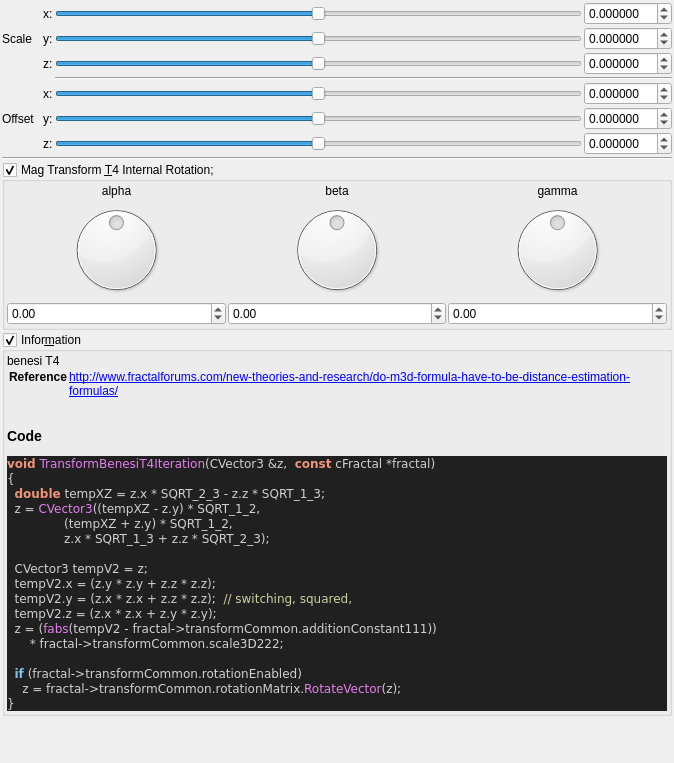
Old version of the form mandelbulber2/qt_data/fractal_transf_benesi_T4.ui in the repository buddhi1980/mandelbulber2.
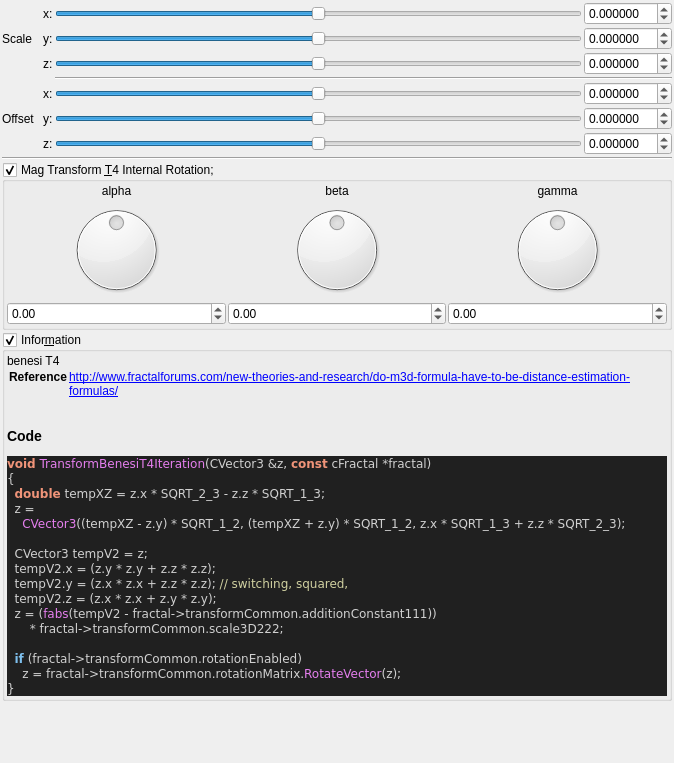
New version of the form. Custom widgets are drawn as their Qt base class.

Commit message:
source code format for fractal_formulas.cpp
- now complete code base is refactored!
- also regenerated ui files with populateUiInformation.php
- codeStyleCheck.php is now fully functional and can be used auto
refactor the code base (may be a little slow)

```diff
--- a/mandelbulber2/qt_data/fractal_transf_benesi_T4.ui
+++ b/mandelbulber2/qt_data/fractal_transf_benesi_T4.ui
@@ -629,16 +629,15 @@
 &lt;/table&gt;
 &lt;h3&gt;Code&lt;/h3&gt;
 &lt;body style=&quot;background-color:#202020&quot;&gt;
-&lt;pre style=&quot;color:#d0d0d0; background-color:#202020;  font-family:'Courier New',monospace;&quot;&gt;&lt;span style=&quot;color:#f09479; font-weight:bold&quot;&gt;void&lt;/span&gt; &lt;span style=&quot;color:#e47eed&quot;&gt;TransformBenesiT4Iteration&lt;/span&gt;&lt;span style=&quot;color:#d0d0d0&quot;&gt;(&lt;/span&gt;CVector3 &lt;span style=&quot;color:#d0d0d0&quot;&gt;&amp;amp;&lt;/span&gt;z&lt;span style=&quot;color:#d0d0d0&quot;&gt;,&lt;/span&gt;  &lt;span style=&quot;color:#f09479; font-weight:bold&quot;&gt;const&lt;/span&gt; cFractal &lt;span style=&quot;color:#d0d0d0&quot;&gt;*&lt;/span&gt;fractal&lt;span style=&quot;color:#d0d0d0&quot;&gt;)&lt;/span&gt;
+&lt;pre style=&quot;color:#d0d0d0; background-color:#202020;  font-family:'Courier New',monospace;&quot;&gt;&lt;span style=&quot;color:#f09479; font-weight:bold&quot;&gt;void&lt;/span&gt; &lt;span style=&quot;color:#e47eed&quot;&gt;TransformBenesiT4Iteration&lt;/span&gt;&lt;span style=&quot;color:#d0d0d0&quot;&gt;(&lt;/span&gt;CVector3 &lt;span style=&quot;color:#d0d0d0&quot;&gt;&amp;amp;&lt;/span&gt;z&lt;span style=&quot;color:#d0d0d0&quot;&gt;,&lt;/span&gt; &lt;span style=&quot;color:#f09479; font-weight:bold&quot;&gt;const&lt;/span&gt; cFractal &lt;span style=&quot;color:#d0d0d0&quot;&gt;*&lt;/span&gt;fractal&lt;span style=&quot;color:#d0d0d0&quot;&gt;)&lt;/span&gt;
 &lt;span style=&quot;color:#d0d0d0&quot;&gt;{&lt;/span&gt;
   &lt;span style=&quot;color:#f09479; font-weight:bold&quot;&gt;double&lt;/span&gt; tempXZ &lt;span style=&quot;color:#d0d0d0&quot;&gt;=&lt;/span&gt; z&lt;span style=&quot;color:#d0d0d0&quot;&gt;.&lt;/span&gt;x &lt;span style=&quot;color:#d0d0d0&quot;&gt;*&lt;/span&gt; SQRT_2_3 &lt;span style=&quot;color:#d0d0d0&quot;&gt;-&lt;/span&gt; z&lt;span style=&quot;color:#d0d0d0&quot;&gt;.&lt;/span&gt;z &lt;span style=&quot;color:#d0d0d0&quot;&gt;*&lt;/span&gt; SQRT_1_3&lt;span style=&quot;color:#d0d0d0&quot;&gt;;&lt;/span&gt;
-  z &lt;span style=&quot;color:#d0d0d0&quot;&gt;=&lt;/span&gt; &lt;span style=&quot;color:#e47eed&quot;&gt;CVector3&lt;/span&gt;&lt;span style=&quot;color:#d0d0d0&quot;&gt;((&lt;/span&gt;tempXZ &lt;span style=&quot;color:#d0d0d0&quot;&gt;-&lt;/span&gt; z&lt;span style=&quot;color:#d0d0d0&quot;&gt;.&lt;/span&gt;y&lt;span style=&quot;color:#d0d0d0&quot;&gt;) *&lt;/span&gt; SQRT_1_2&lt;span style=&quot;color:#d0d0d0&quot;&gt;,&lt;/span&gt;
-               &lt;span style=&quot;color:#d0d0d0&quot;&gt;(&lt;/span&gt;tempXZ &lt;span style=&quot;color:#d0d0d0&quot;&gt;+&lt;/span&gt; z&lt;span style=&quot;color:#d0d0d0&quot;&gt;.&lt;/span&gt;y&lt;span style=&quot;color:#d0d0d0&quot;&gt;) *&lt;/span&gt; SQRT_1_2&lt;span style=&quot;color:#d0d0d0&quot;&gt;,&lt;/span&gt;
-               z&lt;span style=&quot;color:#d0d0d0&quot;&gt;.&lt;/span&gt;x &lt;span style=&quot;color:#d0d0d0&quot;&gt;*&lt;/span&gt; SQRT_1_3 &lt;span style=&quot;color:#d0d0d0&quot;&gt;+&lt;/span&gt; z&lt;span style=&quot;color:#d0d0d0&quot;&gt;.&lt;/span&gt;z &lt;span style=&quot;color:#d0d0d0&quot;&gt;*&lt;/span&gt; SQRT_2_3&lt;span style=&quot;color:#d0d0d0&quot;&gt;);&lt;/span&gt;
+  z &lt;span style=&quot;color:#d0d0d0&quot;&gt;=&lt;/span&gt;
+    &lt;span style=&quot;color:#e47eed&quot;&gt;CVector3&lt;/span&gt;&lt;span style=&quot;color:#d0d0d0&quot;&gt;((&lt;/span&gt;tempXZ &lt;span style=&quot;color:#d0d0d0&quot;&gt;-&lt;/span&gt; z&lt;span style=&quot;color:#d0d0d0&quot;&gt;.&lt;/span&gt;y&lt;span style=&quot;color:#d0d0d0&quot;&gt;) *&lt;/span&gt; SQRT_1_2&lt;span style=&quot;color:#d0d0d0&quot;&gt;, (&lt;/span&gt;tempXZ &lt;span style=&quot;color:#d0d0d0&quot;&gt;+&lt;/span&gt; z&lt;span style=&quot;color:#d0d0d0&quot;&gt;.&lt;/span&gt;y&lt;span style=&quot;color:#d0d0d0&quot;&gt;) *&lt;/span&gt; SQRT_1_2&lt;span style=&quot;color:#d0d0d0&quot;&gt;,&lt;/span&gt; z&lt;span style=&quot;color:#d0d0d0&quot;&gt;.&lt;/span&gt;x &lt;span style=&quot;color:#d0d0d0&quot;&gt;*&lt;/span&gt; SQRT_1_3 &lt;span style=&quot;color:#d0d0d0&quot;&gt;+&lt;/span&gt; z&lt;span style=&quot;color:#d0d0d0&quot;&gt;.&lt;/span&gt;z &lt;span style=&quot;color:#d0d0d0&quot;&gt;*&lt;/span&gt; SQRT_2_3&lt;span style=&quot;color:#d0d0d0&quot;&gt;);&lt;/span&gt;
 
   CVector3 tempV2 &lt;span style=&quot;color:#d0d0d0&quot;&gt;=&lt;/span&gt; z&lt;span style=&quot;color:#d0d0d0&quot;&gt;;&lt;/span&gt;
   tempV2&lt;span style=&quot;color:#d0d0d0&quot;&gt;.&lt;/span&gt;x &lt;span style=&quot;color:#d0d0d0&quot;&gt;= (&lt;/span&gt;z&lt;span style=&quot;color:#d0d0d0&quot;&gt;.&lt;/span&gt;y &lt;span style=&quot;color:#d0d0d0&quot;&gt;*&lt;/span&gt; z&lt;span style=&quot;color:#d0d0d0&quot;&gt;.&lt;/span&gt;y &lt;span style=&quot;color:#d0d0d0&quot;&gt;+&lt;/span&gt; z&lt;span style=&quot;color:#d0d0d0&quot;&gt;.&lt;/span&gt;z &lt;span style=&quot;color:#d0d0d0&quot;&gt;*&lt;/span&gt; z&lt;span style=&quot;color:#d0d0d0&quot;&gt;.&lt;/span&gt;z&lt;span style=&quot;color:#d0d0d0&quot;&gt;);&lt;/span&gt;
-  tempV2&lt;span style=&quot;color:#d0d0d0&quot;&gt;.&lt;/span&gt;y &lt;span style=&quot;color:#d0d0d0&quot;&gt;= (&lt;/span&gt;z&lt;span style=&quot;color:#d0d0d0&quot;&gt;.&lt;/span&gt;x &lt;span style=&quot;color:#d0d0d0&quot;&gt;*&lt;/span&gt; z&lt;span style=&quot;color:#d0d0d0&quot;&gt;.&lt;/span&gt;x &lt;span style=&quot;color:#d0d0d0&quot;&gt;+&lt;/span&gt; z&lt;span style=&quot;color:#d0d0d0&quot;&gt;.&lt;/span&gt;z &lt;span style=&quot;color:#d0d0d0&quot;&gt;*&lt;/span&gt; z&lt;span style=&quot;color:#d0d0d0&quot;&gt;.&lt;/span&gt;z&lt;span style=&quot;color:#d0d0d0&quot;&gt;);&lt;/span&gt;  &lt;span style=&quot;color:#d0d0a0&quot;&gt;// switching, squared,&lt;/span&gt;
+  tempV2&lt;span style=&quot;color:#d0d0d0&quot;&gt;.&lt;/span&gt;y &lt;span style=&quot;color:#d0d0d0&quot;&gt;= (&lt;/span&gt;z&lt;span style=&quot;color:#d0d0d0&quot;&gt;.&lt;/span&gt;x &lt;span style=&quot;color:#d0d0d0&quot;&gt;*&lt;/span&gt; z&lt;span style=&quot;color:#d0d0d0&quot;&gt;.&lt;/span&gt;x &lt;span style=&quot;color:#d0d0d0&quot;&gt;+&lt;/span&gt; z&lt;span style=&quot;color:#d0d0d0&quot;&gt;.&lt;/span&gt;z &lt;span style=&quot;color:#d0d0d0&quot;&gt;*&lt;/span&gt; z&lt;span style=&quot;color:#d0d0d0&quot;&gt;.&lt;/span&gt;z&lt;span style=&quot;color:#d0d0d0&quot;&gt;);&lt;/span&gt; &lt;span style=&quot;color:#d0d0a0&quot;&gt;// switching, squared,&lt;/span&gt;
   tempV2&lt;span style=&quot;color:#d0d0d0&quot;&gt;.&lt;/span&gt;z &lt;span style=&quot;color:#d0d0d0&quot;&gt;= (&lt;/span&gt;z&lt;span style=&quot;color:#d0d0d0&quot;&gt;.&lt;/span&gt;x &lt;span style=&quot;color:#d0d0d0&quot;&gt;*&lt;/span&gt; z&lt;span style=&quot;color:#d0d0d0&quot;&gt;.&lt;/span&gt;x &lt;span style=&quot;color:#d0d0d0&quot;&gt;+&lt;/span&gt; z&lt;span style=&quot;color:#d0d0d0&quot;&gt;.&lt;/span&gt;y &lt;span style=&quot;color:#d0d0d0&quot;&gt;*&lt;/span&gt; z&lt;span style=&quot;color:#d0d0d0&quot;&gt;.&lt;/span&gt;y&lt;span style=&quot;color:#d0d0d0&quot;&gt;);&lt;/span&gt;
   z &lt;span style=&quot;color:#d0d0d0&quot;&gt;= (&lt;/span&gt;&lt;span style=&quot;color:#e47eed&quot;&gt;fabs&lt;/span&gt;&lt;span style=&quot;color:#d0d0d0&quot;&gt;(&lt;/span&gt;tempV2 &lt;span style=&quot;color:#d0d0d0&quot;&gt;-&lt;/span&gt; fractal&lt;span style=&quot;color:#d0d0d0&quot;&gt;-&amp;gt;&lt;/span&gt;transformCommon&lt;span style=&quot;color:#d0d0d0&quot;&gt;.&lt;/span&gt;additionConstant111&lt;span style=&quot;color:#d0d0d0&quot;&gt;))&lt;/span&gt;
       &lt;span style=&quot;color:#d0d0d0&quot;&gt;*&lt;/span&gt; fractal&lt;span style=&quot;color:#d0d0d0&quot;&gt;-&amp;gt;&lt;/span&gt;transformCommon&lt;span style=&quot;color:#d0d0d0&quot;&gt;.&lt;/span&gt;scale3D222&lt;span style=&quot;color:#d0d0d0&quot;&gt;;&lt;/span&gt;
```
The commit also changes 101 other files.
